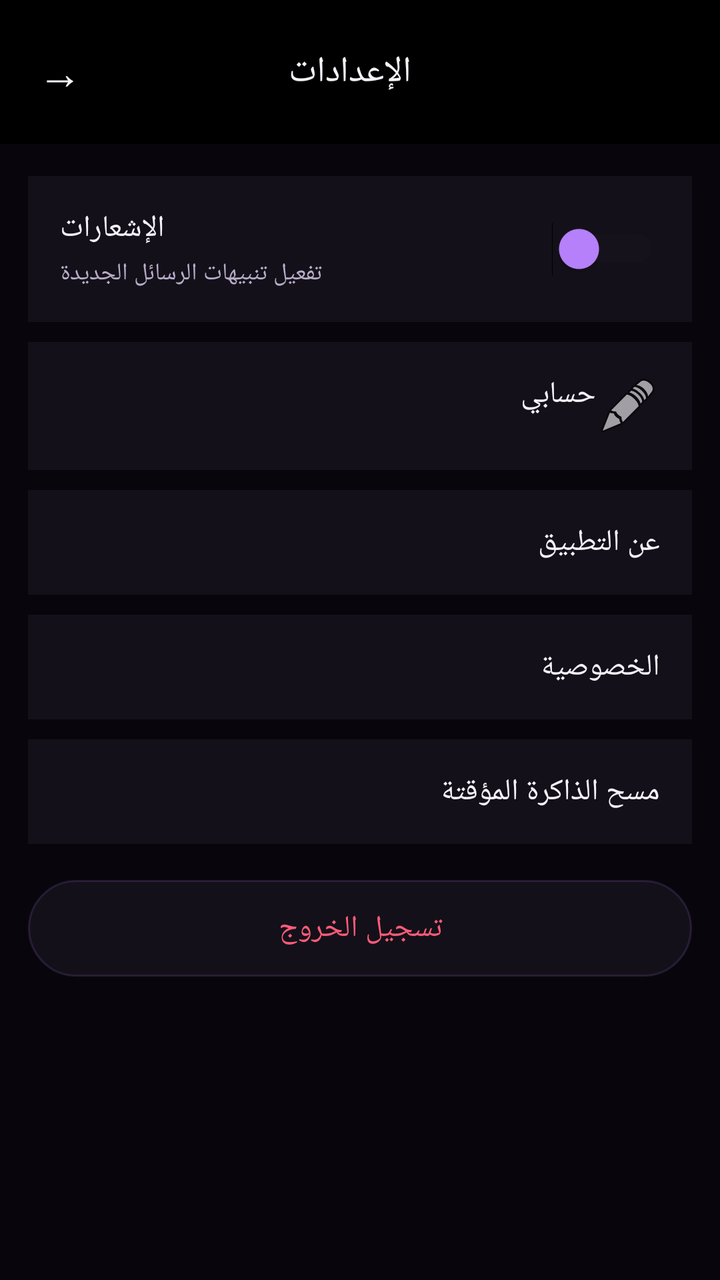
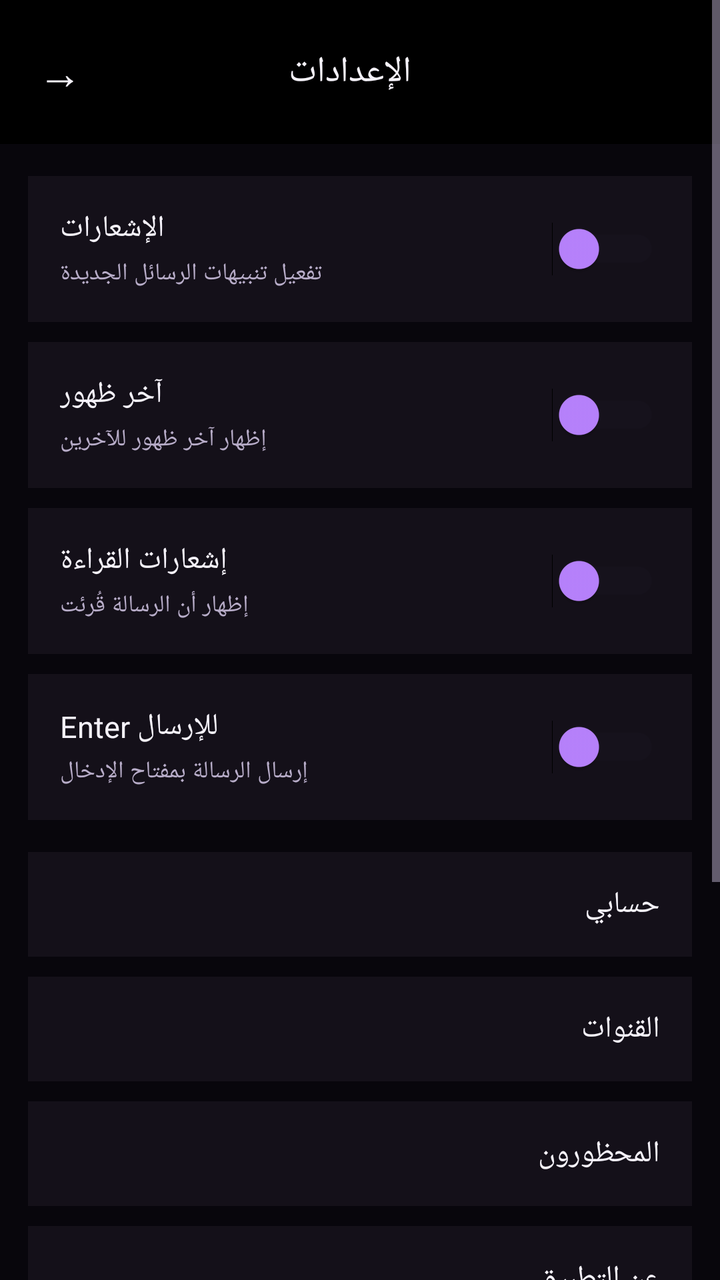

Two renders of the same Android screen: before a commit and after it. Below are the layout's source before the change and the commit's diff.
<!-- AndroidManifest.xml: application theme Theme.ArabChat -->
<!-- res/layout/activity_settings.xml -->
<?xml version="1.0" encoding="utf-8"?>
<ScrollView xmlns:android="http://schemas.android.com/apk/res/android"
    android:layout_width="match_parent"
    android:layout_height="match_parent"
    android:background="@color/bgBase"
    android:fillViewport="true">

    <LinearLayout
        android:layout_width="match_parent"
        android:layout_height="wrap_content"
        android:orientation="vertical">

        
        <LinearLayout
            android:layout_width="match_parent"
            android:layout_height="wrap_content"
            android:orientation="horizontal"
            android:gravity="center_vertical"
            android:background="@color/amoledBlack"
            android:paddingStart="8dp"
            android:paddingEnd="18dp"
            android:paddingTop="14dp"
            android:paddingBottom="14dp">

            <TextView
                android:id="@+id/tvBack"
                android:layout_width="44dp"
                android:layout_height="44dp"
                android:gravity="center"
                android:text="→"
                android:textColor="@color/textPrimaryDark"
                android:textSize="22sp"
                android:clickable="true"
                android:focusable="true" />

            <TextView
                android:layout_width="0dp"
                android:layout_height="wrap_content"
                android:layout_weight="1"
                android:text="@string/settings_title"
                android:textColor="@color/textPrimaryDark"
                android:textSize="18sp"
                android:fontFamily="sans-serif-medium"
                android:gravity="center" />

            <View
                android:layout_width="44dp"
                android:layout_height="44dp" />
        </LinearLayout>

        
        <LinearLayout
            android:layout_width="match_parent"
            android:layout_height="wrap_content"
            android:orientation="horizontal"
            android:gravity="center_vertical"
            android:background="@color/surfaceElevated"
            android:layout_marginTop="16dp"
            android:layout_marginStart="14dp"
            android:layout_marginEnd="14dp"
            android:padding="16dp">

            <LinearLayout
                android:layout_width="0dp"
                android:layout_height="wrap_content"
                android:layout_weight="1"
                android:orientation="vertical">

                <TextView
                    android:layout_width="wrap_content"
                    android:layout_height="wrap_content"
                    android:text="@string/notifications_label"
                    android:textColor="@color/textPrimaryDark"
                    android:textSize="15sp"
                    android:fontFamily="sans-serif-medium" />

                <TextView
                    android:layout_width="wrap_content"
                    android:layout_height="wrap_content"
                    android:layout_marginTop="4dp"
                    android:text="@string/notifications_hint"
                    android:textColor="@color/textSecondaryDark"
                    android:textSize="12sp" />
            </LinearLayout>

            <Switch
                android:id="@+id/switchNotifications"
                android:layout_width="wrap_content"
                android:layout_height="wrap_content"
                android:thumbTint="@color/colorAccent"
                android:trackTint="@color/surfaceElevated2" />
        </LinearLayout>

        
        <TextView
            android:id="@+id/tvOpenProfile"
            android:layout_width="match_parent"
            android:layout_height="wrap_content"
            android:layout_marginTop="10dp"
            android:layout_marginStart="14dp"
            android:layout_marginEnd="14dp"
            android:background="@color/surfaceElevated"
            android:padding="16dp"
            android:text="@string/my_profile"
            android:textColor="@color/textPrimaryDark"
            android:textSize="15sp"
            android:drawableEnd="@android:drawable/ic_menu_edit"
            android:clickable="true"
            android:focusable="true" />

        
        <TextView
            android:id="@+id/tvAbout"
            android:layout_width="match_parent"
            android:layout_height="wrap_content"
            android:layout_marginTop="10dp"
            android:layout_marginStart="14dp"
            android:layout_marginEnd="14dp"
            android:background="@color/surfaceElevated"
            android:padding="16dp"
            android:text="@string/about_title"
            android:textColor="@color/textPrimaryDark"
            android:textSize="15sp"
            android:clickable="true"
            android:focusable="true" />

        
        <TextView
            android:id="@+id/tvPrivacy"
            android:layout_width="match_parent"
            android:layout_height="wrap_content"
            android:layout_marginTop="10dp"
            android:layout_marginStart="14dp"
            android:layout_marginEnd="14dp"
            android:background="@color/surfaceElevated"
            android:padding="16dp"
            android:text="@string/privacy_title"
            android:textColor="@color/textPrimaryDark"
            android:textSize="15sp"
            android:clickable="true"
            android:focusable="true" />

        
        <TextView
            android:id="@+id/tvClearCache"
            android:layout_width="match_parent"
            android:layout_height="wrap_content"
            android:layout_marginTop="10dp"
            android:layout_marginStart="14dp"
            android:layout_marginEnd="14dp"
            android:background="@color/surfaceElevated"
            android:padding="16dp"
            android:text="@string/clear_cache"
            android:textColor="@color/textPrimaryDark"
            android:textSize="15sp"
            android:clickable="true"
            android:focusable="true" />

        
        <TextView
            android:id="@+id/tvLogoutSettings"
            android:layout_width="match_parent"
            android:layout_height="wrap_content"
            android:layout_marginTop="18dp"
            android:layout_marginStart="14dp"
            android:layout_marginEnd="14dp"
            android:background="@drawable/bg_input_field"
            android:gravity="center"
            android:paddingTop="14dp"
            android:paddingBottom="14dp"
            android:text="@string/logout"
            android:textColor="@color/errorRed"
            android:textSize="15sp"
            android:clickable="true"
            android:focusable="true" />

        <TextView
            android:id="@+id/tvVersion"
            android:layout_width="match_parent"
            android:layout_height="wrap_content"
            android:layout_marginTop="24dp"
            android:layout_marginBottom="32dp"
            android:gravity="center"
            android:textColor="@color/textTertiaryDark"
            android:textSize="12sp" />

    </LinearLayout>
</ScrollView>
<!-- resources referenced by this layout -->
<resources>
  <color name="amoledBlack">#000000</color>
  <color name="bgBase">#08060C</color>
  <color name="colorAccent">#B983FF</color>
  <color name="errorRed">#FF5C7A</color>
  <color name="surfaceElevated">#141019</color>
  <color name="surfaceElevated2">#1D1726</color>
  <color name="textPrimaryDark">#F5F2FA</color>
  <color name="textSecondaryDark">#B8ADC9</color>
  <color name="textTertiaryDark">#746A88</color>
  <!-- drawable bg_input_field (drawable) -->
  <?xml version="1.0" encoding="utf-8"?>
  <selector xmlns:android="http://schemas.android.com/apk/res/android">
      <item android:state_focused="true">
          <shape android:shape="rectangle">
              <solid android:color="@color/surfaceElevated2" />
              <corners android:radius="28dp" />
              <stroke android:width="1.5dp" android:color="@color/colorAccent" />
              <padding android:left="20dp" android:right="20dp" android:top="14dp" android:bottom="14dp" />
          </shape>
      </item>
      <item>
          <shape android:shape="rectangle">
              <solid android:color="@color/surfaceElevated" />
              <corners android:radius="28dp" />
              <stroke android:width="1dp" android:color="@color/glassStroke" />
              <padding android:left="20dp" android:right="20dp" android:top="14dp" android:bottom="14dp" />
          </shape>
      </item>
  </selector>
  <string name="about_title">عن التطبيق</string>
  <string name="clear_cache">مسح الذاكرة المؤقتة</string>
  <string name="logout">تسجيل الخروج</string>
  <string name="my_profile">حسابي</string>
  <string name="notifications_hint">تفعيل تنبيهات الرسائل الجديدة</string>
  <string name="notifications_label">الإشعارات</string>
  <string name="privacy_title">الخصوصية</string>
  <string name="settings_title">الإعدادات</string>
  <style name="Theme.ArabChat" parent="Theme.MaterialComponents.NoActionBar">
          <item name="colorPrimary">@color/colorPrimary</item>
          <item name="colorPrimaryDark">@color/colorPrimaryDark</item>
          <item name="colorAccent">@color/colorAccent</item>
          <item name="colorSecondary">@color/colorAccent</item>
          <item name="colorSurface">@color/surfaceElevated</item>
          <item name="colorOnSurface">@color/textPrimaryDark</item>
          <item name="colorOnPrimary">@color/textOnAccent</item>
          <item name="colorOnBackground">@color/textPrimaryDark</item>
          <item name="android:windowBackground">@color/bgBase</item>
          <item name="android:navigationBarColor">@color/amoledBlack</item>
          <item name="android:statusBarColor">@color/amoledBlack</item>
          <item name="android:textColorPrimary">@color/textPrimaryDark</item>
          <item name="android:textColorSecondary">@color/textSecondaryDark</item>
          <item name="android:forceDarkAllowed" tools:targetApi="q">false</item>
      </style>
  <color name="glassStroke">#26B983FF</color>
  <color name="colorPrimary">#7C3AED</color>
  <color name="colorPrimaryDark">#5B21B6</color>
  <color name="textOnAccent">#FFFFFF</color>
</resources>

<!-- the commit's change to res/layout/activity_settings.xml (unified diff, before → after) -->
@@ -8,9 +8,9 @@
     <LinearLayout
         android:layout_width="match_parent"
         android:layout_height="wrap_content"
-        android:orientation="vertical">
+        android:orientation="vertical"
+        android:paddingBottom="32dp">
 
-        
         <LinearLayout
             android:layout_width="match_parent"
             android:layout_height="wrap_content"
@@ -43,9 +43,7 @@
                 android:fontFamily="sans-serif-medium"
                 android:gravity="center" />
 
-            <View
-                android:layout_width="44dp"
-                android:layout_height="44dp" />
+            <View android:layout_width="44dp" android:layout_height="44dp" />
         </LinearLayout>
 
         
@@ -59,130 +57,132 @@
             android:layout_marginStart="14dp"
             android:layout_marginEnd="14dp"
             android:padding="16dp">
-
             <LinearLayout
                 android:layout_width="0dp"
                 android:layout_height="wrap_content"
                 android:layout_weight="1"
                 android:orientation="vertical">
-
-                <TextView
-                    android:layout_width="wrap_content"
-                    android:layout_height="wrap_content"
-                    android:text="@string/notifications_label"
-                    android:textColor="@color/textPrimaryDark"
-                    android:textSize="15sp"
-                    android:fontFamily="sans-serif-medium" />
-
-                <TextView
-                    android:layout_width="wrap_content"
-                    android:layout_height="wrap_content"
-                    android:layout_marginTop="4dp"
-                    android:text="@string/notifications_hint"
-                    android:textColor="@color/textSecondaryDark"
-                    android:textSize="12sp" />
+                <TextView android:layout_width="wrap_content" android:layout_height="wrap_content"
+                    android:text="@string/notifications_label" android:textColor="@color/textPrimaryDark" android:textSize="15sp" />
+                <TextView android:layout_width="wrap_content" android:layout_height="wrap_content"
+                    android:layout_marginTop="4dp" android:text="@string/notifications_hint"
+                    android:textColor="@color/textSecondaryDark" android:textSize="12sp" />
             </LinearLayout>
-
-            <Switch
-                android:id="@+id/switchNotifications"
-                android:layout_width="wrap_content"
-                android:layout_height="wrap_content"
-                android:thumbTint="@color/colorAccent"
-                android:trackTint="@color/surfaceElevated2" />
+            <Switch android:id="@+id/switchNotifications" android:layout_width="wrap_content" android:layout_height="wrap_content"
+                android:thumbTint="@color/colorAccent" android:trackTint="@color/surfaceElevated2" />
         </LinearLayout>
 
         
-        <TextView
-            android:id="@+id/tvOpenProfile"
+        <LinearLayout
             android:layout_width="match_parent"
             android:layout_height="wrap_content"
+            android:orientation="horizontal"
+            android:gravity="center_vertical"
+            android:background="@color/surfaceElevated"
             android:layout_marginTop="10dp"
             android:layout_marginStart="14dp"
             android:layout_marginEnd="14dp"
-            android:background="@color/surfaceElevated"
-            android:padding="16dp"
-            android:text="@string/my_profile"
-            android:textColor="@color/textPrimaryDark"
-            android:textSize="15sp"
-            android:drawableEnd="@android:drawable/ic_menu_edit"
-            android:clickable="true"
-            android:focusable="true" />
+            android:padding="16dp">
+            <LinearLayout android:layout_width="0dp" android:layout_height="wrap_content" android:layout_weight="1" android:orientation="vertical">
+                <TextView android:layout_width="wrap_content" android:layout_height="wrap_content"
+                    android:text="@string/last_seen_label" android:textColor="@color/textPrimaryDark" android:textSize="15sp" />
+                <TextView android:layout_width="wrap_content" android:layout_height="wrap_content"
+                    android:layout_marginTop="4dp" android:text="@string/last_seen_hint"
+                    android:textColor="@color/textSecondaryDark" android:textSize="12sp" />
+            </LinearLayout>
+            <Switch android:id="@+id/switchLastSeen" android:layout_width="wrap_content" android:layout_height="wrap_content"
+                android:thumbTint="@color/colorAccent" android:trackTint="@color/surfaceElevated2" />
+        </LinearLayout>
 
         
-        <TextView
-            android:id="@+id/tvAbout"
+        <LinearLayout
             android:layout_width="match_parent"
             android:layout_height="wrap_content"
+            android:orientation="horizontal"
+            android:gravity="center_vertical"
+            android:background="@color/surfaceElevated"
             android:layout_marginTop="10dp"
             android:layout_marginStart="14dp"
             android:layout_marginEnd="14dp"
-            android:background="@color/surfaceElevated"
-            android:padding="16dp"
-            android:text="@string/about_title"
-            android:textColor="@color/textPrimaryDark"
-            android:textSize="15sp"
-            android:clickable="true"
-            android:focusable="true" />
+            android:padding="16dp">
+            <LinearLayout android:layout_width="0dp" android:layout_height="wrap_content" android:layout_weight="1" android:orientation="vertical">
+                <TextView android:layout_width="wrap_content" android:layout_height="wrap_content"
+                    android:text="@string/read_receipts_label" android:textColor="@color/textPrimaryDark" android:textSize="15sp" />
+                <TextView android:layout_width="wrap_content" android:layout_height="wrap_content"
+                    android:layout_marginTop="4dp" android:text="@string/read_receipts_hint"
+                    android:textColor="@color/textSecondaryDark" android:textSize="12sp" />
+            </LinearLayout>
+            <Switch android:id="@+id/switchReadReceipts" android:layout_width="wrap_content" android:layout_height="wrap_content"
+                android:thumbTint="@color/colorAccent" android:trackTint="@color/surfaceElevated2" />
+        </LinearLayout>
 
         
-        <TextView
-            android:id="@+id/tvPrivacy"
+        <LinearLayout
             android:layout_width="match_parent"
             android:layout_height="wrap_content"
+            android:orientation="horizontal"
+            android:gravity="center_vertical"
+            android:background="@color/surfaceElevated"
             android:layout_marginTop="10dp"
             android:layout_marginStart="14dp"
             android:layout_marginEnd="14dp"
-            android:background="@color/surfaceElevated"
-            android:padding="16dp"
-            android:text="@string/privacy_title"
-            android:textColor="@color/textPrimaryDark"
-            android:textSize="15sp"
-            android:clickable="true"
-            android:focusable="true" />
+            android:padding="16dp">
+            <LinearLayout android:layout_width="0dp" android:layout_height="wrap_content" android:layout_weight="1" android:orientation="vertical">
+                <TextView android:layout_width="wrap_content" android:layout_height="wrap_content"
+                    android:text="@string/enter_send_label" android:textColor="@color/textPrimaryDark" android:textSize="15sp" />
+                <TextView android:layout_width="wrap_content" android:layout_height="wrap_content"
+                    android:layout_marginTop="4dp" android:text="@string/enter_send_hint"
+                    android:textColor="@color/textSecondaryDark" android:textSize="12sp" />
+            </LinearLayout>
+            <Switch android:id="@+id/switchEnterToSend" android:layout_width="wrap_content" android:layout_height="wrap_content"
+                android:thumbTint="@color/colorAccent" android:trackTint="@color/surfaceElevated2" />
+        </LinearLayout>
 
-        
-        <TextView
-            android:id="@+id/tvClearCache"
-            android:layout_width="match_parent"
-            android:layout_height="wrap_content"
-            android:layout_marginTop="10dp"
-            android:layout_marginStart="14dp"
-            android:layout_marginEnd="14dp"
-            android:background="@color/surfaceElevated"
-            android:padding="16dp"
-            android:text="@string/clear_cache"
-            android:textColor="@color/textPrimaryDark"
-            android:textSize="15sp"
-            android:clickable="true"
-            android:focusable="true" />
+        <TextView android:id="@+id/tvOpenProfile" android:layout_width="match_parent" android:layout_height="wrap_content"
+            android:layout_marginTop="16dp" android:layout_marginStart="14dp" android:layout_marginEnd="14dp"
+            android:background="@color/surfaceElevated" android:padding="16dp"
+            android:text="@string/my_profile" android:textColor="@color/textPrimaryDark" android:textSize="15sp"
+            android:clickable="true" android:focusable="true" />
 
-        
-        <TextView
-            android:id="@+id/tvLogoutSettings"
-            android:layout_width="match_parent"
-            android:layout_height="wrap_content"
-            android:layout_marginTop="18dp"
-            android:layout_marginStart="14dp"
-            android:layout_marginEnd="14dp"
-            android:background="@drawable/bg_input_field"
-            android:gravity="center"
-            android:paddingTop="14dp"
-            android:paddingBottom="14dp"
-            android:text="@string/logout"
-            android:textColor="@color/errorRed"
-            android:textSize="15sp"
-            android:clickable="true"
-            android:focusable="true" />
+        <TextView android:id="@+id/tvChannels" android:layout_width="match_parent" android:layout_height="wrap_content"
+            android:layout_marginTop="10dp" android:layout_marginStart="14dp" android:layout_marginEnd="14dp"
+            android:background="@color/surfaceElevated" android:padding="16dp"
+            android:text="@string/channels_title" android:textColor="@color/textPrimaryDark" android:textSize="15sp"
+            android:clickable="true" android:focusable="true" />
 
-        <TextView
-            android:id="@+id/tvVersion"
-            android:layout_width="match_parent"
-            android:layout_height="wrap_content"
-            android:layout_marginTop="24dp"
-            android:layout_marginBottom="32dp"
-            android:gravity="center"
-            android:textColor="@color/textTertiaryDark"
-            android:textSize="12sp" />
+        <TextView android:id="@+id/tvBlocked" android:layout_width="match_parent" android:layout_height="wrap_content"
+            android:layout_marginTop="10dp" android:layout_marginStart="14dp" android:layout_marginEnd="14dp"
+            android:background="@color/surfaceElevated" android:padding="16dp"
+            android:text="@string/blocked_users" android:textColor="@color/textPrimaryDark" android:textSize="15sp"
+            android:clickable="true" android:focusable="true" />
 
+        <TextView android:id="@+id/tvAbout" android:layout_width="match_parent" android:layout_height="wrap_content"
+            android:layout_marginTop="10dp" android:layout_marginStart="14dp" android:layout_marginEnd="14dp"
+            android:background="@color/surfaceElevated" android:padding="16dp"
+            android:text="@string/about_title" android:textColor="@color/textPrimaryDark" android:textSize="15sp"
+            android:clickable="true" android:focusable="true" />
+
+        <TextView android:id="@+id/tvPrivacy" android:layout_width="match_parent" android:layout_height="wrap_content"
+            android:layout_marginTop="10dp" android:layout_marginStart="14dp" android:layout_marginEnd="14dp"
+            android:background="@color/surfaceElevated" android:padding="16dp"
+            android:text="@string/privacy_title" android:textColor="@color/textPrimaryDark" android:textSize="15sp"
+            android:clickable="true" android:focusable="true" />
+
+        <TextView android:id="@+id/tvClearCache" android:layout_width="match_parent" android:layout_height="wrap_content"
+            android:layout_marginTop="10dp" android:layout_marginStart="14dp" android:layout_marginEnd="14dp"
+            android:background="@color/surfaceElevated" android:padding="16dp"
+            android:text="@string/clear_cache" android:textColor="@color/textPrimaryDark" android:textSize="15sp"
+            android:clickable="true" android:focusable="true" />
+
+        <TextView android:id="@+id/tvLogoutSettings" android:layout_width="match_parent" android:layout_height="wrap_content"
+            android:layout_marginTop="18dp" android:layout_marginStart="14dp" android:layout_marginEnd="14dp"
+            android:background="@drawable/bg_input_field" android:gravity="center"
+            android:paddingTop="14dp" android:paddingBottom="14dp"
+            android:text="@string/logout" android:textColor="@color/errorRed" android:textSize="15sp"
+            android:clickable="true" android:focusable="true" />
+
+        <TextView android:id="@+id/tvVersion" android:layout_width="match_parent" android:layout_height="wrap_content"
+            android:layout_marginTop="24dp" android:gravity="center"
+            android:textColor="@color/textTertiaryDark" android:textSize="12sp" />
     </LinearLayout>
 </ScrollView>
<!-- resource entries referenced after the edit -->
@@ -30,12 +30,20 @@
       </item>
   </selector>
   <string name="about_title">عن التطبيق</string>
+  <string name="blocked_users">المحظورون</string>
+  <string name="channels_title">القنوات</string>
   <string name="clear_cache">مسح الذاكرة المؤقتة</string>
+  <string name="enter_send_hint">إرسال الرسالة بمفتاح الإدخال</string>
+  <string name="enter_send_label">Enter للإرسال</string>
+  <string name="last_seen_hint">إظهار آخر ظهور للآخرين</string>
+  <string name="last_seen_label">آخر ظهور</string>
   <string name="logout">تسجيل الخروج</string>
   <string name="my_profile">حسابي</string>
   <string name="notifications_hint">تفعيل تنبيهات الرسائل الجديدة</string>
   <string name="notifications_label">الإشعارات</string>
   <string name="privacy_title">الخصوصية</string>
+  <string name="read_receipts_hint">إظهار أن الرسالة قُرئت</string>
+  <string name="read_receipts_label">إشعارات القراءة</string>
   <string name="settings_title">الإعدادات</string>
   <style name="Theme.ArabChat" parent="Theme.MaterialComponents.NoActionBar">
           <item name="colorPrimary">@color/colorPrimary</item>
